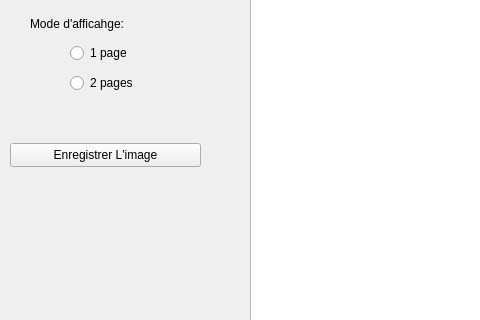
Above: CBR.ui from fira7s/CBR before the change; both pictures show x 0 to 480 and y 333 to 653 of the 878 by 796 pixel window. Below: the same form after it.
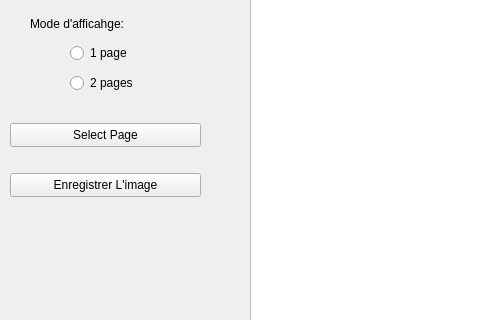
That is the form after the change.

Diff of the .ui file:
```diff
--- a/CBR.ui
+++ b/CBR.ui
@@ -138,7 +138,7 @@
     <property name="geometry">
      <rect>
       <x>10</x>
-      <y>440</y>
+      <y>470</y>
       <width>191</width>
       <height>24</height>
      </rect>
@@ -147,6 +147,19 @@
      <string>Enregistrer L'image</string>
     </property>
    </widget>
+   <widget class="QPushButton" name="SelectButton">
+    <property name="geometry">
+     <rect>
+      <x>10</x>
+      <y>420</y>
+      <width>191</width>
+      <height>24</height>
+     </rect>
+    </property>
+    <property name="text">
+     <string>Select Page</string>
+    </property>
+   </widget>
   </widget>
   <widget class="QMenuBar" name="menuBar">
    <property name="geometry">
```
